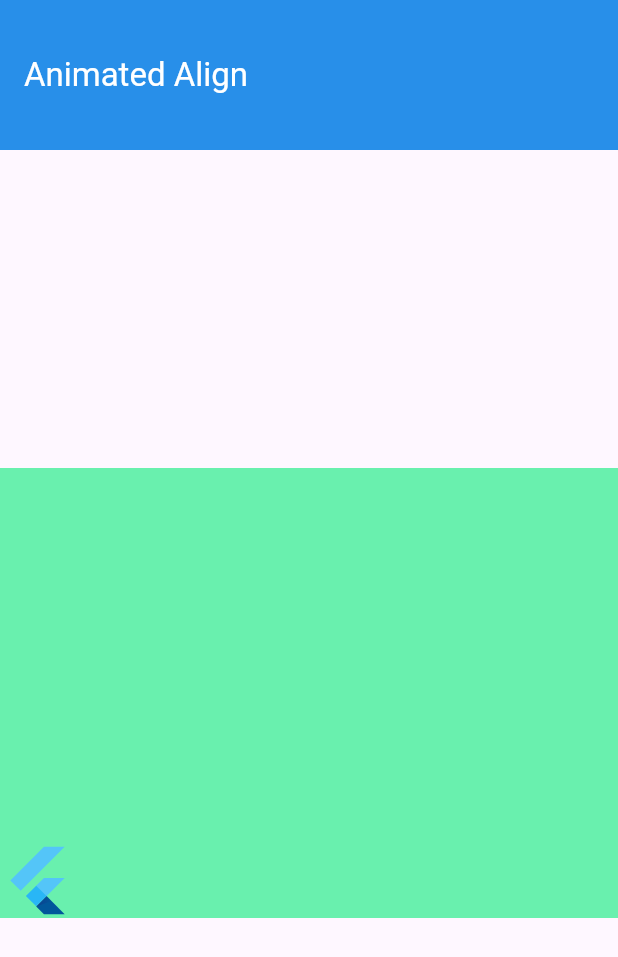
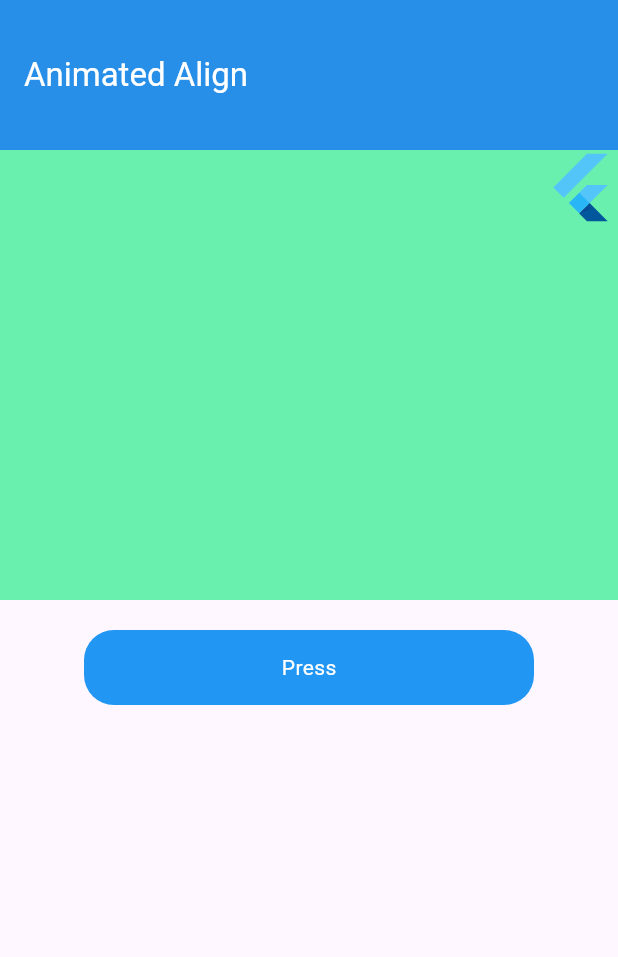
Before and after one commit to Tosin8/animation_playlist, a Flutter app: the screen it shows after launch, on a phone screen of 412 x 824 dp. Shown: the top 957 px of the screen. Run offline on Flutter 3.47's test engine with Material 2 defaults, Android fonts, the phone set to English and light mode, and no system bars; our stand-ins replace avatar_glow, blurrycontainer, shared_preferences, smooth_page_indicator.

Commit message:
Update animated_align.dart

```diff
--- a/lib/hey_flutter/animated_widget/animated_align.dart
+++ b/lib/hey_flutter/animated_widget/animated_align.dart
@@ -8,6 +8,7 @@ class widget1 extends StatefulWidget {
 }
 
 class _widget1State extends State<widget1> {
+  bool press = false;
   @override
   Widget build(BuildContext context) {
     return Scaffold(
@@ -21,14 +22,39 @@ class _widget1State extends State<widget1> {
           backgroundColor: Colors.blue,
         ),
         body: Center(
-            child: Container(
+            child: Column(
+          children: [
+            Container(
               height: 300,
               width: double.infinity,
               color: Colors.greenAccent,
               child: AnimatedAlign(
                   duration: Duration(seconds: 2),
-              alignment: Alignment.bottomLeft,
+                  curve: Curves.bounceIn,
+                  alignment: press ? Alignment.bottomLeft : Alignment.topRight,
                   child: const FlutterLogo(size: 50.0)),
+            ),
+            SizedBox(height: 20),
+            GestureDetector(
+              onTap: () {
+                setState(() {
+                  press = !press;
+                });
+              },
+              child: Container(
+                height: 50,
+                width: 300,
+                decoration: BoxDecoration(
+                    borderRadius: BorderRadius.circular(20),
+                    color: Colors.blue),
+                child: Center(
+                    child: Text('Press',
+                        style: TextStyle(
+                          color: Colors.white,
+                        ))),
+              ),
+            )
+          ],
         )));
   }
 }
```
Lines whose indentation alone changed are shown as unchanged.
